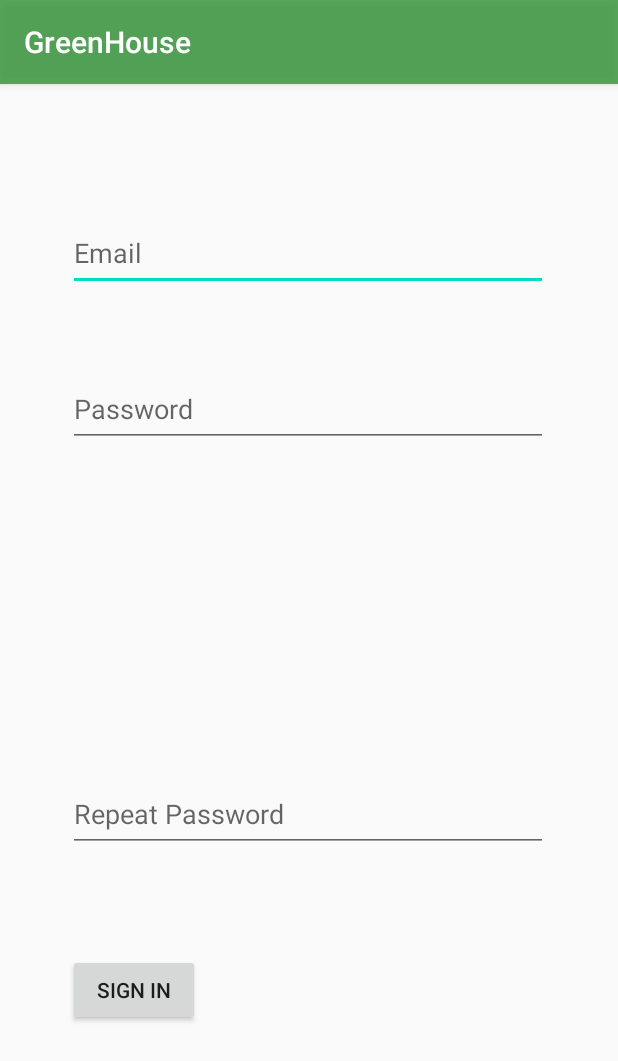
After one commit to ThePandoR/SEP4Android, an Android app: the fragment SignUp shown on its own in the app's theme, on a phone screen of 412 x 824 dp. The commit adds this screen. Shown: the top 1061 px of the screen. Run offline under Robolectric (Android 15) with nearby library versions, the phone set to English and light mode, and no system bars; Roboto replaces fonts that are not available here.

Commit message:
login and register fragments with activities(simple made)

```diff
--- a/app/build.gradle
+++ b/app/build.gradle
@@ -38,6 +38,7 @@ dependencies {
 
     // Java 8 Time API backport
     implementation 'com.jakewharton.threetenabp:threetenabp:1.3.0'
+    implementation 'androidx.legacy:legacy-support-v4:1.0.0'
 
     compileOnly 'org.projectlombok:lombok:1.18.16'
     annotationProcessor 'org.projectlombok:lombok:1.18.16'
--- /dev/null
+++ b/app/src/main/java/com/example/sep4_architecture/client/view/SignUp.java
@@ -0,0 +1,66 @@
+package com.example.sep4_architecture.client.view;
+
+import android.os.Bundle;
+
+import androidx.fragment.app.Fragment;
+
+import android.view.LayoutInflater;
+import android.view.View;
+import android.view.ViewGroup;
+
+import com.example.sep4_architecture.R;
+
+/**
+ * A simple {@link Fragment} subclass.
+ * Use the {@link SignUp#newInstance} factory method to
+ * create an instance of this fragment.
+ */
+public class SignUp extends Fragment {
+
+    // TODO: Rename parameter arguments, choose names that match
+    // the fragment initialization parameters, e.g. ARG_ITEM_NUMBER
+    private static final String ARG_PARAM1 = "param1";
+    private static final String ARG_PARAM2 = "param2";
+
+    // TODO: Rename and change types of parameters
+    private String mParam1;
+    private String mParam2;
+
+    public SignUp() {
+        // Required empty public constructor
+    }
+
+    /**
+     * Use this factory method to create a new instance of
+     * this fragment using the provided parameters.
+     *
+     * @param param1 Parameter 1.
+     * @param param2 Parameter 2.
+     * @return A new instance of fragment fragment_register.
+     */
+    // TODO: Rename and change types and number of parameters
+    public static SignUp newInstance(String param1, String param2) {
+        SignUp fragment = new SignUp();
+        Bundle args = new Bundle();
+        args.putString(ARG_PARAM1, param1);
+        args.putString(ARG_PARAM2, param2);
+        fragment.setArguments(args);
+        return fragment;
+    }
+
+    @Override
+    public void onCreate(Bundle savedInstanceState) {
+        super.onCreate(savedInstanceState);
+        if (getArguments() != null) {
+            mParam1 = getArguments().getString(ARG_PARAM1);
+            mParam2 = getArguments().getString(ARG_PARAM2);
+        }
+    }
+
+    @Override
+    public View onCreateView(LayoutInflater inflater, ViewGroup container,
+                             Bundle savedInstanceState) {
+        // Inflate the layout for this fragment
+        return inflater.inflate(R.layout.fragment_signup, container, false);
+    }
+}
--- a/app/src/main/java/com/example/sep4_architecture/viewModel/CurrentDataVM.java
+++ b/app/src/main/java/com/example/sep4_architecture/viewModel/CurrentDataVM.java
@@ -24,7 +24,7 @@ public class CurrentDataVM extends ViewModel {
 
     // public CurrentDataVM(GreenHouseClient client) {
     public CurrentDataVM() {
-        this.client = new GreenHouseClient("http://172.20.10.4:8080/");
+        this.client = new GreenHouseClient("http://170.20.10.12:8080/");
         measurement = new MutableLiveData<Measurement>();
     }
 
--- /dev/null
+++ b/app/src/main/res/layout/fragment_signup.xml
@@ -0,0 +1,62 @@
+<?xml version="1.0" encoding="utf-8"?>
+<androidx.constraintlayout.widget.ConstraintLayout
+    xmlns:android="http://schemas.android.com/apk/res/android"
+    xmlns:app="http://schemas.android.com/apk/res-auto"
+    xmlns:tools="http://schemas.android.com/tools"
+    android:layout_width="match_parent"
+    android:layout_height="match_parent"
+    tools:context=".client.view.SignUp">
+
+
+    <EditText
+        android:id="@+id/regEmailAddress"
+        android:layout_width="320dp"
+        android:layout_height="50dp"
+        android:layout_marginTop="88dp"
+        android:ems="10"
+        android:hint="Email"
+        android:inputType="textEmailAddress"
+        app:layout_constraintEnd_toEndOf="@+id/regPassword"
+        app:layout_constraintHorizontal_bias="0.0"
+        app:layout_constraintStart_toStartOf="@+id/regPassword"
+        app:layout_constraintTop_toTopOf="parent" />
+
+    <EditText
+        android:id="@+id/regPassword"
+        android:layout_width="320dp"
+        android:layout_height="50dp"
+        android:layout_marginTop="104dp"
+        android:ems="10"
+        android:hint="Password"
+        android:inputType="textPassword"
+        app:layout_constraintBottom_toTopOf="@+id/regRepeatPassword"
+        app:layout_constraintEnd_toEndOf="parent"
+        app:layout_constraintHorizontal_bias="0.494"
+        app:layout_constraintStart_toStartOf="parent"
+        app:layout_constraintTop_toTopOf="@+id/regEmailAddress"
+        app:layout_constraintVertical_bias="0.0" />
+
+    <EditText
+        android:id="@+id/regRepeatPassword"
+        android:layout_width="320dp"
+        android:layout_height="50dp"
+        android:layout_marginBottom="256dp"
+        android:ems="10"
+        android:hint="Repeat Password"
+        android:inputType="textPassword"
+        app:layout_constraintBottom_toBottomOf="parent"
+        app:layout_constraintEnd_toEndOf="@+id/regPassword"
+        app:layout_constraintHorizontal_bias="0.0"
+        app:layout_constraintStart_toStartOf="@+id/regPassword" />
+
+    <Button
+        android:id="@+id/button2"
+        android:layout_width="wrap_content"
+        android:layout_height="wrap_content"
+        android:layout_marginBottom="140dp"
+        android:text="Sign In"
+        app:layout_constraintBottom_toBottomOf="parent"
+        app:layout_constraintEnd_toEndOf="parent"
+        app:layout_constraintHorizontal_bias="0.0"
+        app:layout_constraintStart_toStartOf="@+id/regRepeatPassword" />
+</androidx.constraintlayout.widget.ConstraintLayout>
--- a/app/src/main/res/values/strings.xml
+++ b/app/src/main/res/values/strings.xml
@@ -4,4 +4,6 @@
 
     <string name="temperature">Temperature:</string>
     <string name="temp_label_default">...</string>
+    <!-- TODO: Remove or change this placeholder text -->
+    <string name="hello_blank_fragment">Hello blank fragment</string>
 </resources>
```
Also changed, not shown: app/src/main/java/com/example/sep4_architecture/client/view/Login.java (added, +66 -0 lines), app/src/main/res/layout/activity_login.xml (added, +53 -0 lines), app/src/main/res/layout/fragment_login.xml (added, +45 -0 lines).
